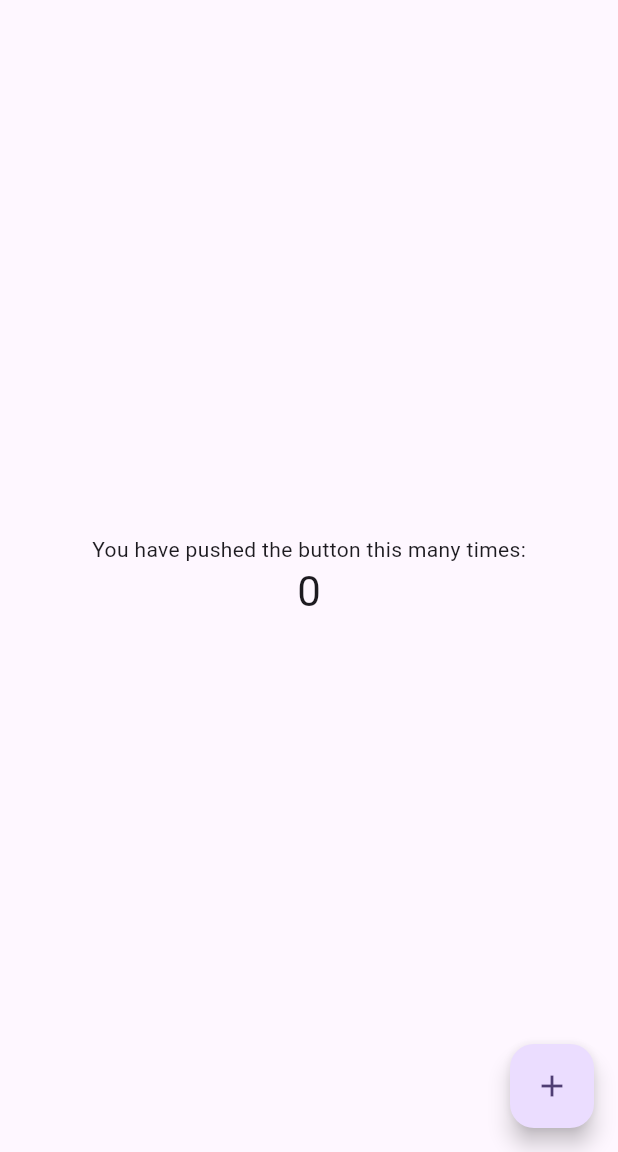
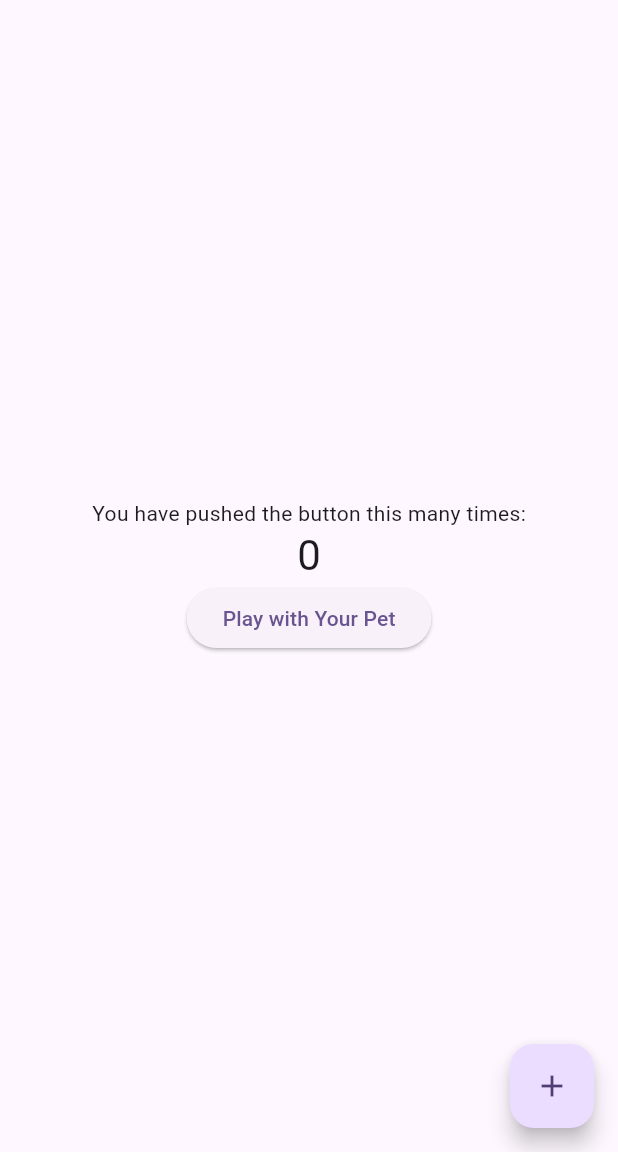
Before and after one commit to KaozhiChen/digital_pet_app, a Flutter app: the screen it shows after launch, on a phone screen of 412 x 824 dp, the part 84-1236 px from its top. Run offline on Flutter 3.47's test engine with Material 3 defaults, Android fonts, the phone set to English and light mode, and no system bars.

Commit message:
Implemented play feature for digital pet

```diff
--- a/lib/main.dart
+++ b/lib/main.dart
@@ -112,6 +112,10 @@ class _MyHomePageState extends State<MyHomePage> {
               '$_counter',
               style: Theme.of(context).textTheme.headlineMedium,
             ),
+            ElevatedButton(
+              onPressed: () {},
+              child: const Text('Play with Your Pet'),
+            ),
           ],
         ),
       ),
```
